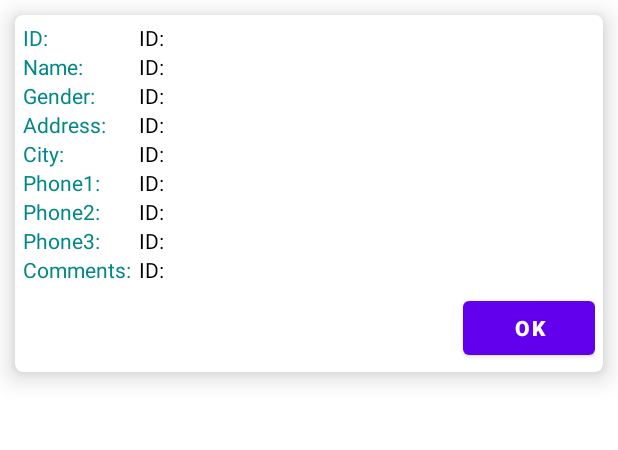
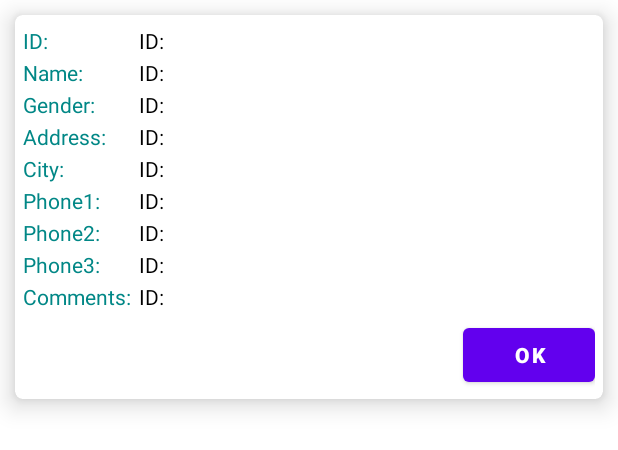
Before and after one commit to AhmerAfzal1/Rose-Simple-Accounting, an Android app: the layout get_customer_data_dialog.xml on its own in the app's theme, with its tools: preview values and no code run, on a phone screen of 412 x 824 dp. Shown: the top 450 px of the screen. Run offline under Robolectric (Android 15) with nearby library versions, the phone set to English and light mode, and no system bars.

Commit message:
Fix Dialog content not fit in bound

```diff
--- a/app/src/main/res/layout/activity_get_customer_data.xml
+++ b/app/src/main/res/layout/activity_get_customer_data.xml
@@ -17,7 +17,7 @@
         app:contentInsetStart="0dp"
         app:contentInsetStartWithNavigation="0dp"
         app:navigationIcon="@drawable/ic_arrow_back"
-        app:title="@string/all_customer_record"
+        app:title="All Customers Record"
         app:titleMarginStart="0dp" />
 
     <androidx.recyclerview.widget.RecyclerView
--- a/app/src/main/res/layout/get_customer_data_dialog.xml
+++ b/app/src/main/res/layout/get_customer_data_dialog.xml
@@ -12,12 +12,18 @@
         app:cardCornerRadius="5dp"
         app:cardElevation="10dp">
 
+        <ScrollView
+            android:layout_width="match_parent"
+            android:layout_height="match_parent">
+
             <TableLayout
                 android:layout_width="match_parent"
                 android:layout_height="wrap_content"
                 android:padding="5dp">
 
-            <TableRow>
+                <TableRow
+                    android:layout_marginTop="2dp"
+                    android:weightSum="1">
 
                     <TextView
                         android:layout_width="wrap_content"
@@ -31,11 +37,14 @@
                         android:layout_height="wrap_content"
                         android:layout_marginStart="5dp"
                         android:layout_marginLeft="5dp"
+                        android:layout_weight="1"
                         android:text="@string/customer_id"
                         android:textColor="@android:color/black" />
                 </TableRow>
 
-            <TableRow>
+                <TableRow
+                    android:layout_marginTop="2dp"
+                    android:weightSum="1">
 
                     <TextView
                         android:layout_width="wrap_content"
@@ -49,11 +58,14 @@
                         android:layout_height="wrap_content"
                         android:layout_marginStart="5dp"
                         android:layout_marginLeft="5dp"
+                        android:layout_weight="1"
                         android:text="@string/customer_id"
                         android:textColor="@android:color/black" />
                 </TableRow>
 
-            <TableRow>
+                <TableRow
+                    android:layout_marginTop="2dp"
+                    android:weightSum="1">
 
                     <TextView
                         android:layout_width="wrap_content"
@@ -67,11 +79,14 @@
                         android:layout_height="wrap_content"
                         android:layout_marginStart="5dp"
                         android:layout_marginLeft="5dp"
+                        android:layout_weight="1"
                         android:text="@string/customer_id"
                         android:textColor="@android:color/black" />
                 </TableRow>
 
-            <TableRow>
+                <TableRow
+                    android:layout_marginTop="2dp"
+                    android:weightSum="1">
 
                     <TextView
                         android:layout_width="wrap_content"
@@ -85,11 +100,14 @@
                         android:layout_height="wrap_content"
                         android:layout_marginStart="5dp"
                         android:layout_marginLeft="5dp"
+                        android:layout_weight="1"
                         android:text="@string/customer_id"
                         android:textColor="@android:color/black" />
                 </TableRow>
 
-            <TableRow>
+                <TableRow
+                    android:layout_marginTop="2dp"
+                    android:weightSum="1">
 
                     <TextView
                         android:layout_width="wrap_content"
@@ -103,11 +121,14 @@
                         android:layout_height="wrap_content"
                         android:layout_marginStart="5dp"
                         android:layout_marginLeft="5dp"
+                        android:layout_weight="1"
                         android:text="@string/customer_id"
                         android:textColor="@android:color/black" />
                 </TableRow>
 
-            <TableRow>
+                <TableRow
+                    android:layout_marginTop="2dp"
+                    android:weightSum="1">
 
                     <TextView
                         android:layout_width="wrap_content"
@@ -121,11 +142,14 @@
                         android:layout_height="wrap_content"
                         android:layout_marginStart="5dp"
                         android:layout_marginLeft="5dp"
+                        android:layout_weight="1"
                         android:text="@string/customer_id"
                         android:textColor="@android:color/black" />
                 </TableRow>
 
-            <TableRow>
+                <TableRow
+                    android:layout_marginTop="2dp"
+                    android:weightSum="1">
 
                     <TextView
                         android:layout_width="wrap_content"
@@ -139,11 +163,14 @@
                         android:layout_height="wrap_content"
                         android:layout_marginStart="5dp"
                         android:layout_marginLeft="5dp"
+                        android:layout_weight="1"
                         android:text="@string/customer_id"
                         android:textColor="@android:color/black" />
                 </TableRow>
 
-            <TableRow>
+                <TableRow
+                    android:layout_marginTop="2dp"
+                    android:weightSum="1">
 
                     <TextView
                         android:layout_width="wrap_content"
@@ -157,11 +184,14 @@
                         android:layout_height="wrap_content"
                         android:layout_marginStart="5dp"
                         android:layout_marginLeft="5dp"
+                        android:layout_weight="1"
                         android:text="@string/customer_id"
                         android:textColor="@android:color/black" />
                 </TableRow>
 
-            <TableRow>
+                <TableRow
+                    android:layout_marginTop="2dp"
+                    android:weightSum="1">
 
                     <TextView
                         android:layout_width="wrap_content"
@@ -175,6 +205,7 @@
                         android:layout_height="wrap_content"
                         android:layout_marginStart="5dp"
                         android:layout_marginLeft="5dp"
+                        android:layout_weight="1"
                         android:text="@string/customer_id"
                         android:textColor="@android:color/black" />
                 </TableRow>
@@ -195,5 +226,6 @@
                         android:textStyle="bold" />
                 </LinearLayout>
             </TableLayout>
+        </ScrollView>
     </com.google.android.material.card.MaterialCardView>
 </RelativeLayout>
--- a/app/src/main/res/values/strings.xml
+++ b/app/src/main/res/values/strings.xml
@@ -1,7 +1,7 @@
 <resources>
     <string name="app_name">Rose Simple Accounting</string>
-    <string name="add_new_customer">Add New Customer</string>
-    <string name="all_customer_record">All Customers Record</string>
+    <string name="add_new_customer">Add New Customer in Database</string>
+    <string name="all_customer_record">All Customers Record from Database</string>
     <string name="name">Name</string>
     <string name="gender">Select Gender</string>
     <string name="male">Male</string>
```
Also changed, not shown: app/src/main/java/com/ahmer/accounting/GetCustomerData.kt (+7 -3 lines), app/src/main/res/layout/activity_main.xml (+8 -5 lines). Lines whose indentation alone changed are shown as unchanged.
